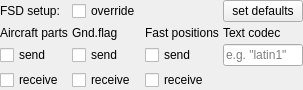
Old version of the form src/blackgui/editors/fsdsetupform.ui in the repository swift-project/pilotclient.
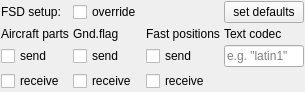
New version of the form.

The edit to the form file:
```diff
--- a/src/blackgui/editors/fsdsetupform.ui
+++ b/src/blackgui/editors/fsdsetupform.ui
@@ -6,8 +6,8 @@
    <rect>
     <x>0</x>
     <y>0</y>
-    <width>272</width>
-    <height>80</height>
+    <width>255</width>
+    <height>82</height>
    </rect>
   </property>
   <property name="windowTitle">
@@ -15,16 +15,16 @@
   </property>
   <layout class="QGridLayout" name="gl_FsdSetupForm">
    <property name="leftMargin">
-    <number>0</number>
+    <number>1</number>
    </property>
    <property name="topMargin">
-    <number>0</number>
+    <number>1</number>
    </property>
    <property name="rightMargin">
-    <number>0</number>
+    <number>1</number>
    </property>
    <property name="bottomMargin">
-    <number>0</number>
+    <number>1</number>
    </property>
    <property name="spacing">
     <number>4</number>
```
